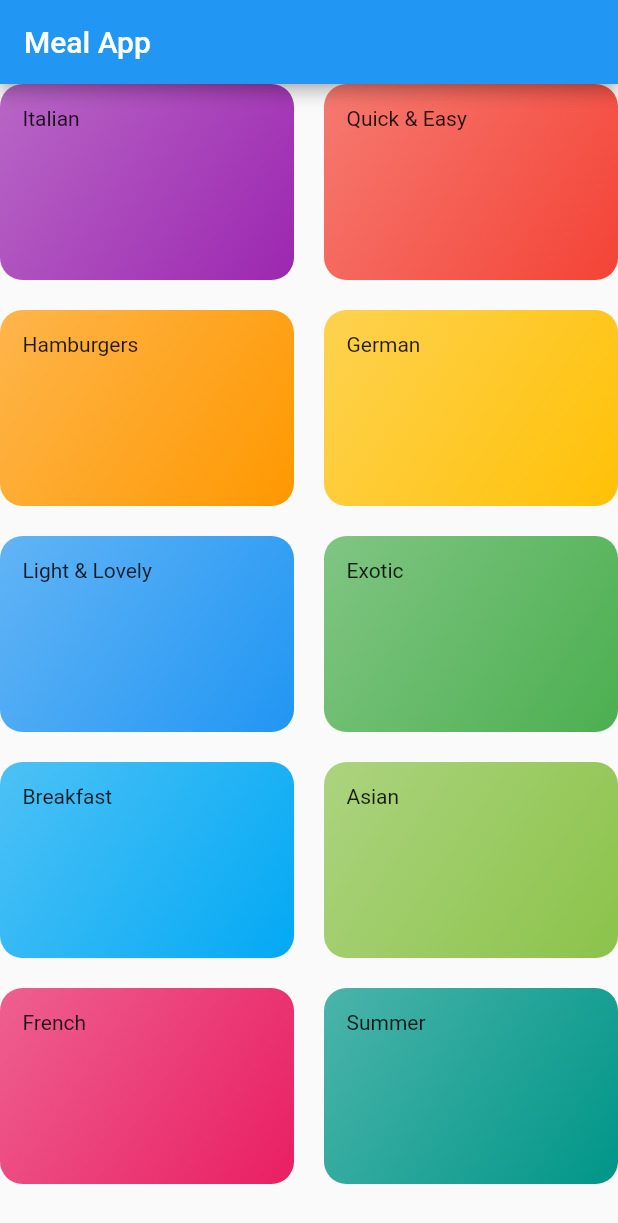
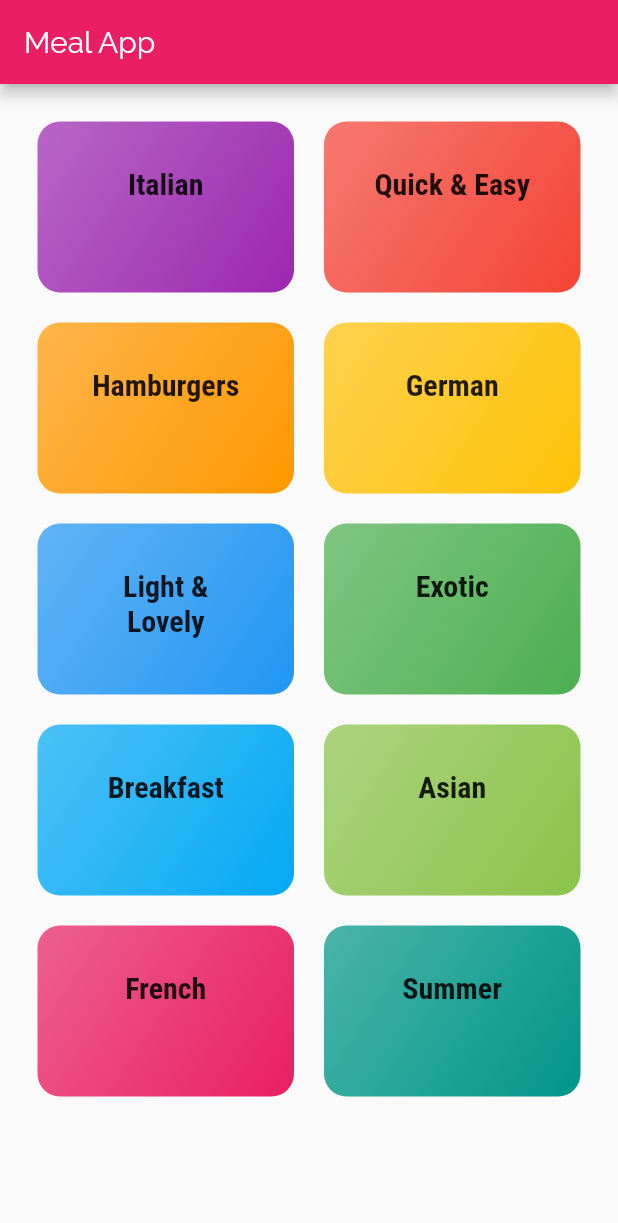
Before and after one commit to Guidosalimbeni/flutter-meal-app, a Flutter app: the screen it shows after launch, on a phone screen of 412 x 824 dp. Shown: the top 1223 px of the screen. Run offline on Flutter 3.47's test engine with Material 2 defaults, Android fonts, the phone set to English and light mode, and no system bars.

Commit message:
new page

```diff
--- a/lib/categories_screen.dart
+++ b/lib/categories_screen.dart
@@ -10,6 +10,7 @@ class CategoriesScreen extends StatelessWidget {
         title: const Text("Meal App"),
       ),
       body: GridView(
+        padding: const EdgeInsets.all(25),
         children: DUMMY_CATEGORIES
             .map((catData) => CategoryItem(
                   catData.title,
@@ -17,10 +18,11 @@ class CategoriesScreen extends StatelessWidget {
                 ))
             .toList(),
         gridDelegate: SliverGridDelegateWithMaxCrossAxisExtent(
-            maxCrossAxisExtent: 200,
-            childAspectRatio: 3 / 2,
-            crossAxisSpacing: 20,
-            mainAxisSpacing: 20),
+          maxCrossAxisExtent: 200,
+          childAspectRatio: 3 / 2,
+          crossAxisSpacing: 20,
+          mainAxisSpacing: 20,
+        ),
       ),
     );
   }
--- a/lib/category_item.dart
+++ b/lib/category_item.dart
@@ -1,15 +1,36 @@
 import 'package:flutter/material.dart';
+import 'package:meal_app/category_meals_screen.dart';
 
 class CategoryItem extends StatelessWidget {
   final String title;
   final Color color;
 
   CategoryItem(this.title, this.color);
+
+  void selectCategory(BuildContext ctx) {
+    Navigator.of(ctx).push(
+      MaterialPageRoute(
+        builder: (_ctx) {
+          return CategoryMealsScreen();
+        },
+      ),
+    );
+  }
+
   @override
   Widget build(BuildContext context) {
-    return Container(
-      padding: const EdgeInsets.all(15),
-      child: Text(title),
+    return InkWell(
+      onTap: () => selectCategory(context),
+      splashColor: Theme.of(context).primaryColor,
+      borderRadius: BorderRadius.circular(15),
+      child: Container(
+        padding: const EdgeInsets.all(30),
+        child: Text(
+          title,
+          // ignore: deprecated_member_use
+          style: Theme.of(context).textTheme.title,
+          textAlign: TextAlign.center,
+        ),
         decoration: BoxDecoration(
           gradient: LinearGradient(
             colors: [color.withOpacity(0.7), color],
@@ -18,6 +39,7 @@ class CategoryItem extends StatelessWidget {
           ),
           borderRadius: BorderRadius.circular(15),
         ),
+      ),
     );
   }
 }
--- a/lib/main.dart
+++ b/lib/main.dart
@@ -9,29 +9,19 @@ class MyApp extends StatelessWidget {
     return MaterialApp(
       title: 'DeliMeals',
       theme: ThemeData(
-        primarySwatch: Colors.blue,
+        primarySwatch: Colors.pink,
+        accentColor: Colors.amber,
+        fontFamily: "Raleway",
+        textTheme: ThemeData.light().textTheme.copyWith(
+              // ignore: deprecated_member_use
+              title: TextStyle(
+                fontSize: 20,
+                fontWeight: FontWeight.bold,
+                fontFamily: "RobotoCondensed",
+              ),
+            ),
       ),
       home: CategoriesScreen(),
     );
   }
 }
-
-// class MyHomePage extends StatefulWidget {
-//     @override
-//   _MyHomePageState createState() => _MyHomePageState();
-// }
-
-// class _MyHomePageState extends State<MyHomePage> {
-
-//   @override
-//   Widget build(BuildContext context) {
-//     return Scaffold(
-//       appBar: AppBar(
-//         title: Text('DeliMeals'),
-//       ),
-//       body: Center(
-//         child: Text('Navigation Time!'),
-//       ),
-//     );
-//   }
-// }
```
Also changed, not shown: lib/category_meals_screen.dart (added, +15 -0 lines), pubspec.yaml (+17 -6 lines), assets/fonts/Raleway-Black.ttf (added), assets/fonts/Raleway-Bold.ttf (added), assets/fonts/Raleway-Regular.ttf (added), assets/fonts/RobotoCondensed-Bold.ttf (added), assets/fonts/RobotoCondensed-Italic.ttf (added), assets/fonts/RobotoCondensed-Light.ttf (added), assets/fonts/RobotoCondensed-Regular.ttf (added). Lines whose indentation alone changed are shown as unchanged.
